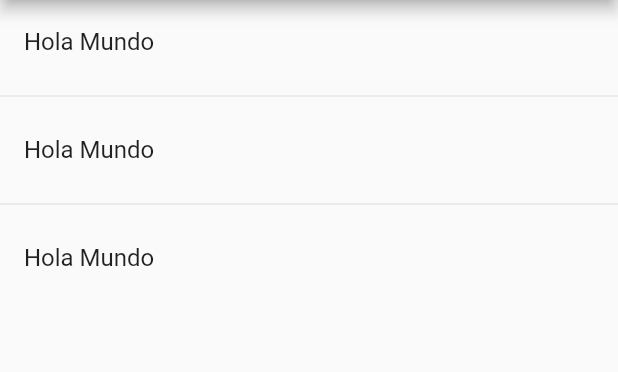
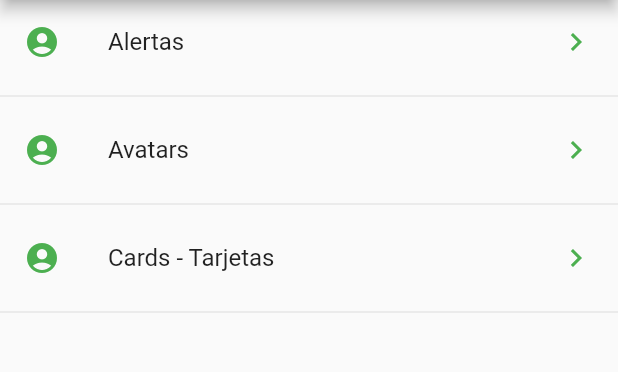
Before and after one commit to HeynerPat/S6PracticaComponentesFlutter, a Flutter app: the screen it shows after launch, on a phone screen of 412 x 824 dp, the part 84-456 px from its top. Run offline on Flutter 3.47's test engine with Material 2 defaults, Android fonts, the phone set to English and light mode, and no system bars.

```diff
--- a/lib/src/pages/home_page.dart
+++ b/lib/src/pages/home_page.dart
@@ -13,25 +13,37 @@ class HomePage extends StatelessWidget {
   }
 
   Widget _lista() {
-    print(menuProvider.opciones);
-    return ListView(
-      children: _listaItems(),
+    //menuProvider.cargarData();
+    return FutureBuilder(
+      future: menuProvider.cargarData(),
+      initialData: [],
+      builder: (context, AsyncSnapshot<List<dynamic>> snapshot) {
+        return ListView(
+          children: _listaItems(snapshot.data!),
+        );
+      },
     );
   }
 
-  List<Widget> _listaItems() {
-    return [
-      ListTile(
-        title: Text('Hola Mundo'),
-      ),
-      Divider(),
-      ListTile(
-        title: Text('Hola Mundo'),
-      ),
-      Divider(),
-      ListTile(
-        title: Text('Hola Mundo'),
-      ),
-    ];
+  List<Widget> _listaItems(List<dynamic> data) {
+    final List<Widget> opciones = [];
+    data.forEach((opt) {
+      final widgetTemp = ListTile(
+        title: Text(opt['texto']),
+        leading: Icon(
+          Icons.account_circle,
+          color: Colors.green,
+        ),
+        trailing: Icon(
+          Icons.keyboard_arrow_right,
+          color: Colors.green,
+        ),
+        onTap: () {},
+      );
+      opciones
+        ..add(widgetTemp)
+        ..add(Divider());
+    });
+    return opciones;
   }
 }
--- a/lib/src/providers/menu_provider.dart
+++ b/lib/src/providers/menu_provider.dart
@@ -10,7 +10,7 @@ class _MenuProvider {
   Future<List<dynamic>> cargarData() async {
     final resp = await rootBundle.loadString('data/menu_opts.json');
     Map dataMap = json.decode(resp);
-    print(dataMap['rutas']);
+
     opciones = dataMap['rutas'];
     return opciones;
   }
```
